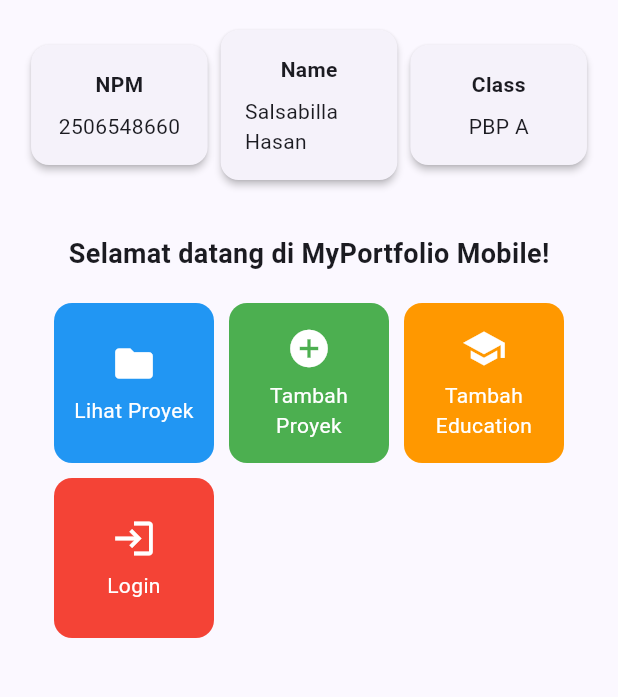
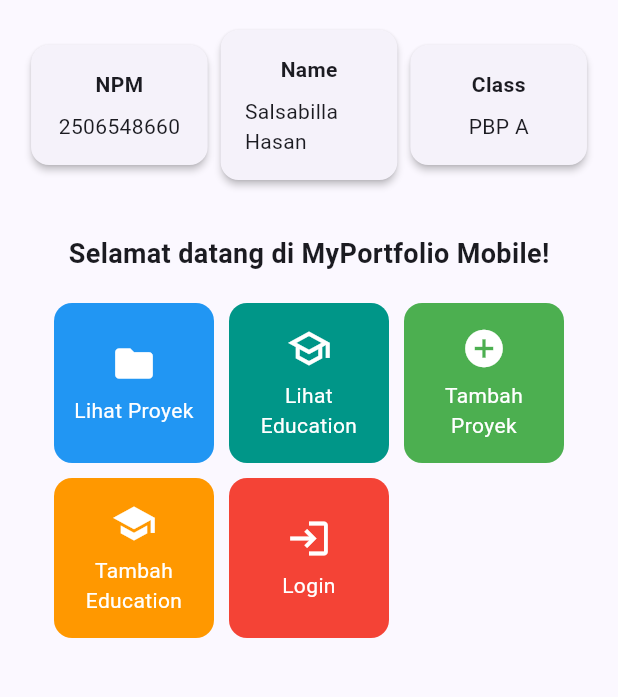
Before and after one commit to salsabillahasan/myportofolio_mobile, a Flutter app: the screen it shows after launch, on a phone screen of 412 x 824 dp, the part 84-781 px from its top. Run offline on Flutter 3.47's test engine with Material 3 defaults, Android fonts, the phone set to English and light mode, and no system bars; our stand-ins replace material_ui; generated files the repository leaves out were written again.

Commit message:
feat: integrate education API

```diff
--- /dev/null
+++ b/lib/models/education.dart
@@ -0,0 +1,47 @@
+import 'package:json_annotation/json_annotation.dart';
+
+part 'education.g.dart';
+
+/// Education record returned by the Django REST API.
+@JsonSerializable(fieldRename: FieldRename.snake)
+class Education {
+  const Education({
+    required this.institution,
+    required this.degree,
+    required this.fieldOfStudy,
+    this.startedAt,
+    this.endedAt,
+    this.description = '',
+    this.thumbnail,
+    this.logoSrc = '',
+    this.starCount = 0,
+    this.isStarred = false,
+    this.starredByNames = '',
+    this.id,
+  });
+
+  factory Education.fromJson(Map<String, dynamic> json) =>
+      _$EducationFromJson(json);
+
+  @JsonKey(includeToJson: false)
+  final int? id;
+  final String institution;
+  final String degree;
+  final String fieldOfStudy;
+  final DateTime? startedAt;
+  final DateTime? endedAt;
+  @JsonKey(defaultValue: '')
+  final String description;
+  final String? thumbnail;
+
+  @JsonKey(includeToJson: false, defaultValue: '')
+  final String logoSrc;
+  @JsonKey(includeToJson: false, defaultValue: 0)
+  final int starCount;
+  @JsonKey(includeToJson: false, defaultValue: false)
+  final bool isStarred;
+  @JsonKey(includeToJson: false, defaultValue: '')
+  final String starredByNames;
+
+  Map<String, dynamic> toJson() => _$EducationToJson(this);
+}
--- /dev/null
+++ b/lib/screens/education_detail_screen.dart
@@ -0,0 +1,49 @@
+import 'package:material_ui/material_ui.dart';
+import 'package:myportofolio_mobile/models/education.dart';
+
+class EducationDetailScreen extends StatelessWidget {
+  const EducationDetailScreen({required this.education, super.key});
+
+  final Education education;
+
+  String _date(DateTime? value) => value == null
+      ? 'Tidak diisi'
+      : '${value.day}/${value.month}/${value.year}';
+
+  @override
+  Widget build(BuildContext context) {
+    final imageUrl = (education.thumbnail ?? '').trim();
+    return Scaffold(
+      appBar: AppBar(title: Text(education.institution)),
+      body: ListView(
+        padding: const EdgeInsets.all(16),
+        children: [
+          Text(
+            education.institution,
+            style: Theme.of(context).textTheme.headlineSmall,
+          ),
+          const SizedBox(height: 16),
+          Text('Degree: ${education.degree}'),
+          const SizedBox(height: 8),
+          Text('Field of study: ${education.fieldOfStudy}'),
+          const SizedBox(height: 8),
+          Text('Start date: ${_date(education.startedAt)}'),
+          const SizedBox(height: 8),
+          Text('End date: ${_date(education.endedAt)}'),
+          const SizedBox(height: 8),
+          Text('Description: ${education.description}'),
+          if (imageUrl.isNotEmpty) ...[
+            const SizedBox(height: 16),
+            Image.network(
+              imageUrl,
+              height: 220,
+              fit: BoxFit.cover,
+              errorBuilder: (_, _, _) =>
+                  const Text('Gambar Education tidak dapat dimuat.'),
+            ),
+          ],
+        ],
+      ),
+    );
+  }
+}
--- a/lib/screens/menu.dart
+++ b/lib/screens/menu.dart
@@ -26,6 +26,7 @@ class MyHomePage extends StatelessWidget {
     final isLoggedIn = context.watch<AuthState>().isLoggedIn;
     final items = [
       const ItemHomepage("Lihat Proyek", Icons.folder, Colors.blue),
+      const ItemHomepage("Lihat Education", Icons.school_outlined, Colors.teal),
       const ItemHomepage("Tambah Proyek", Icons.add_circle, Colors.green),
       const ItemHomepage("Tambah Education", Icons.school, Colors.orange),
       ItemHomepage(
--- a/lib/services/api_client.dart
+++ b/lib/services/api_client.dart
@@ -2,6 +2,7 @@ import 'dart:convert';
 
 import 'package:http/http.dart' as http;
 import 'package:myportofolio_mobile/config.dart';
+import 'package:myportofolio_mobile/models/education.dart';
 import 'package:myportofolio_mobile/models/project.dart';
 
 /// Exception thrown when an API request returns a non-2xx status code.
@@ -35,6 +36,37 @@ class ApiClient {
     return decoded
         .map((item) => Project.fromJson(item as Map<String, dynamic>))
         .toList();
+  }
+
+  Future<List<Education>> getEducations() async {
+    final response = await _client.get(
+      _uri('/api/v1/education/'),
+      headers: const {'Accept': 'application/json'},
+    );
+    _ensureSuccess(response);
+    final decoded = jsonDecode(response.body) as List<dynamic>;
+    return decoded
+        .map((item) => Education.fromJson(item as Map<String, dynamic>))
+        .toList();
+  }
+
+  Future<Education> createEducation(
+    Education education, {
+    required String token,
+  }) async {
+    final response = await _client.post(
+      _uri('/api/v1/education/'),
+      headers: {
+        'Accept': 'application/json',
+        'Content-Type': 'application/json; charset=UTF-8',
+        'Authorization': 'Token $token',
+      },
+      body: jsonEncode(education.toJson()),
+    );
+    _ensureSuccess(response);
+    return Education.fromJson(
+      jsonDecode(response.body) as Map<String, dynamic>,
+    );
   }
 
   Future<Project> createProject(
```
Also changed, not shown: lib/screens/education_form.dart (+75 -67 lines), lib/screens/education_list_screen.dart (added, +120 -0 lines), lib/widgets/left_drawer.dart (+19 -2 lines), lib/widgets/project_card.dart (+11 -0 lines).
